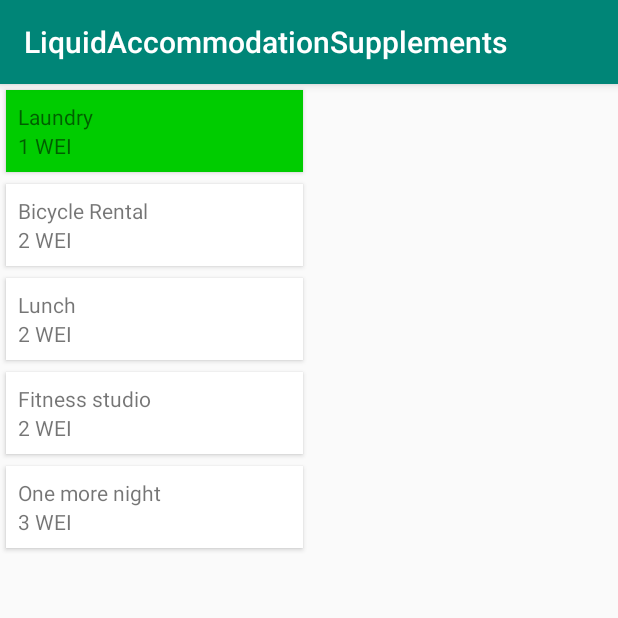
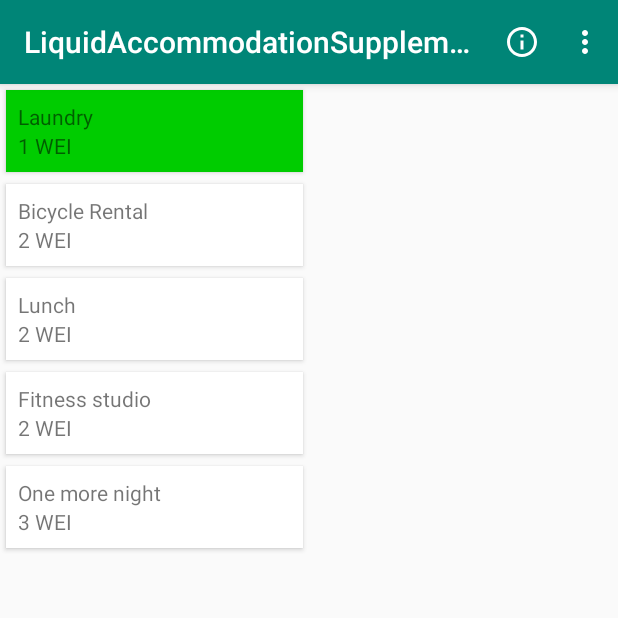
Before and after one commit to ligi/LiquidAccommodationSupplements, an Android app: the screen it shows after launch (MainActivity), after a tap on "Laundry", on a phone screen of 412 x 824 dp, the top half of it. Run offline under Robolectric (Android 15) with nearby library versions, the phone set to English and light mode, and no system bars; libraries missing offline, so code that uses them is left out: com.koushikdutta.urlimageviewhelper, org.ligi.kaxt, org.ligi.kaxtui; network calls fail; 9 statements that could not run were skipped.

Commit message:
Option items for info and debug

```diff
--- a/app/src/main/java/org/walleth/liquidaccomodationsupplements/MainActivity.kt
+++ b/app/src/main/java/org/walleth/liquidaccomodationsupplements/MainActivity.kt
@@ -8,21 +8,23 @@ import android.support.v7.app.AppCompatActivity
 import android.support.v7.widget.LinearLayoutManager
 import android.support.v7.widget.RecyclerView
 import android.util.Log
-import android.view.LayoutInflater
-import android.view.View
-import android.view.ViewGroup
+import android.view.*
 import com.koushikdutta.urlimageviewhelper.UrlImageViewHelper
 import kotlinx.android.synthetic.main.activity_main.*
 import kotlinx.android.synthetic.main.supplement_item.view.*
+import org.ligi.kaxt.startActivityFromURL
 import org.ligi.kaxtui.alert
 import org.walleth.liquidaccomodationsupplements.model.AccommodationSupplement
 import org.walleth.liquidaccomodationsupplements.model.AccommodationSupplements
+import org.walleth.liquidaccomodationsupplements.model.liquiditynetwork.Invoice
 import org.walleth.liquidaccomodationsupplements.model.liquiditynetwork.InvoiceRequest
 import org.walleth.liquidaccomodationsupplements.model.liquiditynetwork.WalletInformation
 
 var currentSelectedSupplement = AccommodationSupplements.first()
 val adapter = ItemAdapter(AccommodationSupplements)
+
 var walletInformation: WalletInformation? = null
+var currentInvoice: Invoice? = null
 
 val api by lazy {
     LiquidityAPI("http://10.0.2.2:3600")
@@ -35,7 +37,7 @@ class ItemViewHolder(itemView: View) : RecyclerView.ViewHolder(itemView) {
         itemView.supplement_price.text = supplement.amount.toString() + " " + supplement.currency
 
         if (supplement == currentSelectedSupplement) {
-            itemView.supplement_card.setBackgroundColor(Color.argb(0xff,0,0xcc,0))
+            itemView.supplement_card.setBackgroundColor(Color.argb(0xff, 0, 0xcc, 0))
         } else {
             itemView.supplement_card.setBackgroundColor(Color.WHITE)
         }
@@ -69,7 +71,6 @@ class ItemAdapter(private val supplements: List<AccommodationSupplement>) : Recy
 class MainActivity : AppCompatActivity() {
 
 
-
     override fun onCreate(savedInstanceState: Bundle?) {
         super.onCreate(savedInstanceState)
 
@@ -100,7 +101,18 @@ class MainActivity : AppCompatActivity() {
 
     }
 
+    override fun onCreateOptionsMenu(menu: Menu?): Boolean {
+        menuInflater.inflate(R.menu.main, menu)
+        return super.onCreateOptionsMenu(menu)
+    }
 
+    override fun onOptionsItemSelected(item: MenuItem): Boolean {
+        when (item.itemId) {
+            R.id.menu_info -> startActivityFromURL("https://github.com/ligi/LiquidAccommodationSupplements")
+            R.id.menu_debug -> alert("address" + walletInformation?.address + "\ninvoice nonce: " + currentInvoice?.nonce)
+        }
+        return super.onOptionsItemSelected(item)
+    }
 }
 
 private fun Activity.createInvoice() {
@@ -109,10 +121,10 @@ private fun Activity.createInvoice() {
         val address = walletInformation!!.address
 
         val invoiceRequest = InvoiceRequest(currentSelectedSupplement.amount, address)
-        val invoice = api.requestInvoice(invoiceRequest)
+        currentInvoice = api.requestInvoice(invoiceRequest)
 
         runOnUiThread {
-            qr_code.setQRCode(invoice?.encoded?.raw!!)
+            qr_code.setQRCode(currentInvoice?.encoded?.raw!!)
         }
     }).start()
 }
--- /dev/null
+++ b/app/src/main/res/drawable/ic_info_outline_black_24dp.xml
@@ -0,0 +1,9 @@
+<vector xmlns:android="http://schemas.android.com/apk/res/android"
+        android:width="24dp"
+        android:height="24dp"
+        android:viewportWidth="24.0"
+        android:viewportHeight="24.0">
+    <path
+        android:fillColor="?colorControlNormal"
+        android:pathData="M11,17h2v-6h-2v6zM12,2C6.48,2 2,6.48 2,12s4.48,10 10,10 10,-4.48 10,-10S17.52,2 12,2zM12,20c-4.41,0 -8,-3.59 -8,-8s3.59,-8 8,-8 8,3.59 8,8 -3.59,8 -8,8zM11,9h2L13,7h-2v2z"/>
+</vector>
--- /dev/null
+++ b/app/src/main/res/menu/main.xml
@@ -0,0 +1,12 @@
+<?xml version="1.0" encoding="utf-8"?>
+<menu xmlns:android="http://schemas.android.com/apk/res/android" xmlns:app="http://schemas.android.com/apk/res-auto">
+    <item
+            android:title="Info"
+            android:id="@+id/menu_info"
+            app:showAsAction="ifRoom"
+            android:icon="@drawable/ic_info_outline_black_24dp"/>
+
+    <item
+            android:id="@+id/menu_debug"
+            android:title="Debug Info"/>
+</menu>
```
Lines whose indentation alone changed are shown as unchanged.
